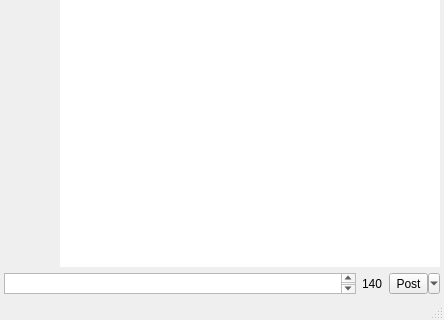
Old version of the form qweenmainwindow.ui in the repository plus7/Qween; both pictures show x 0 to 444 and y 186 to 506 of the 444 by 506 pixel window.
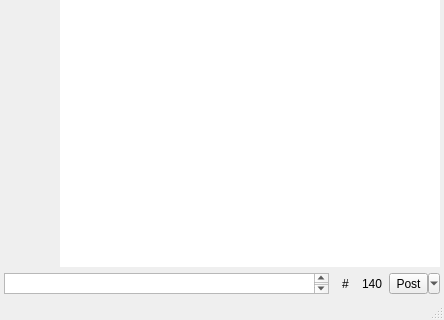
New version of the form. Custom widgets are drawn as their Qt base class.

The edit to the form file:
```diff
--- a/qweenmainwindow.ui
+++ b/qweenmainwindow.ui
@@ -219,6 +219,25 @@
             </property>
            </widget>
           </item>
+          <item>
+           <widget class="QToolButton" name="hashTagButton">
+            <property name="text">
+             <string>#</string>
+            </property>
+            <property name="popupMode">
+             <enum>QToolButton::InstantPopup</enum>
+            </property>
+            <property name="toolButtonStyle">
+             <enum>Qt::ToolButtonTextOnly</enum>
+            </property>
+            <property name="autoRaise">
+             <bool>true</bool>
+            </property>
+            <property name="arrowType">
+             <enum>Qt::DownArrow</enum>
+            </property>
+           </widget>
+          </item>
           <item>
            <widget class="QLabel" name="lblStatusLength">
             <property name="text">
```
Left out of the diff: 8 changed lines with no effect on the pictures.
